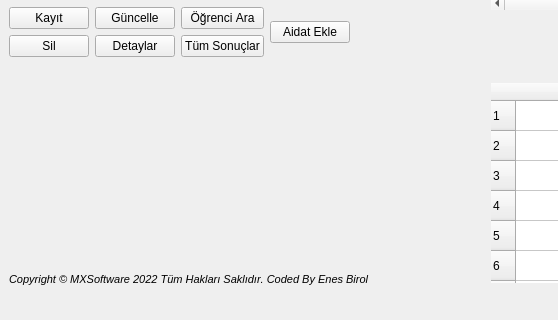
Above: assets/GUI/main.ui from enesbirool/Gym_Management_System_mxsoftware before the change; both pictures show x 0 to 558 and y 219 to 539 of the 1100 by 539 pixel window. Below: the same form after it.
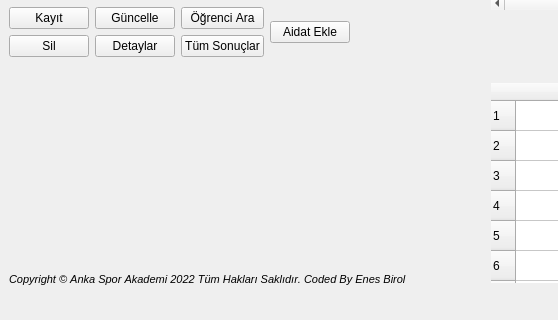
That is the form after the change. Icons and pictures are not drawn.

The edit to the form file:
```diff
--- a/assets/GUI/main.ui
+++ b/assets/GUI/main.ui
@@ -956,7 +956,7 @@
          </font>
         </property>
         <property name="text">
-         <string>Copyright © MXSoftware 2022 Tüm Hakları Saklıdır. Coded By Enes Birol</string>
+         <string>Copyright © Anka Spor Akademi 2022 Tüm Hakları Saklıdır. Coded By Enes Birol</string>
         </property>
        </widget>
       </item>
```
